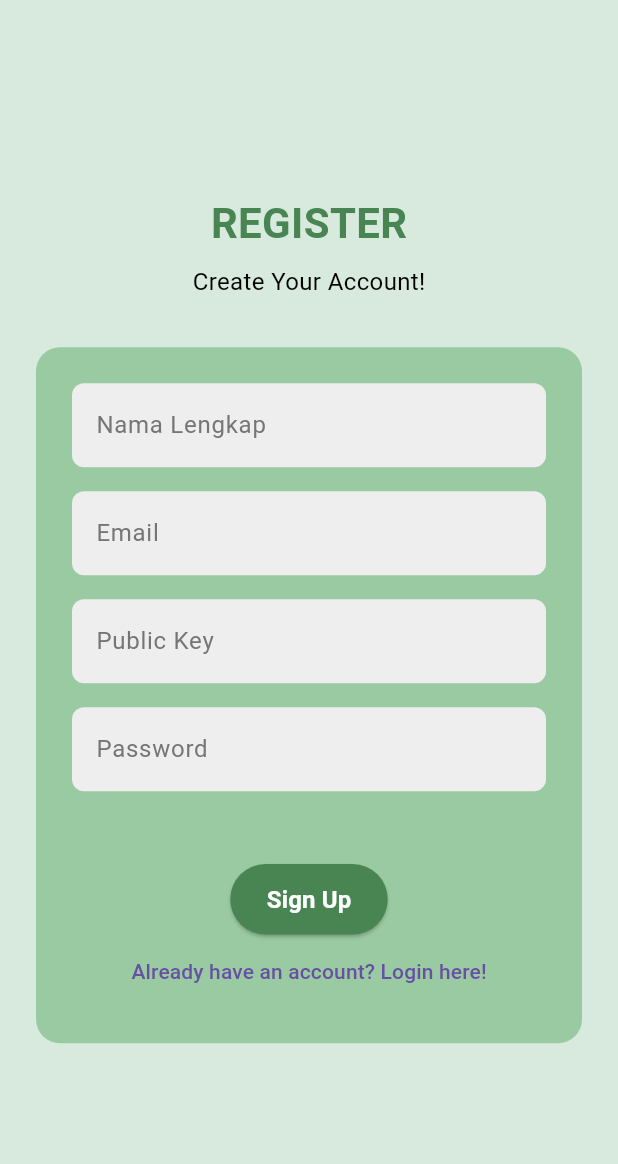
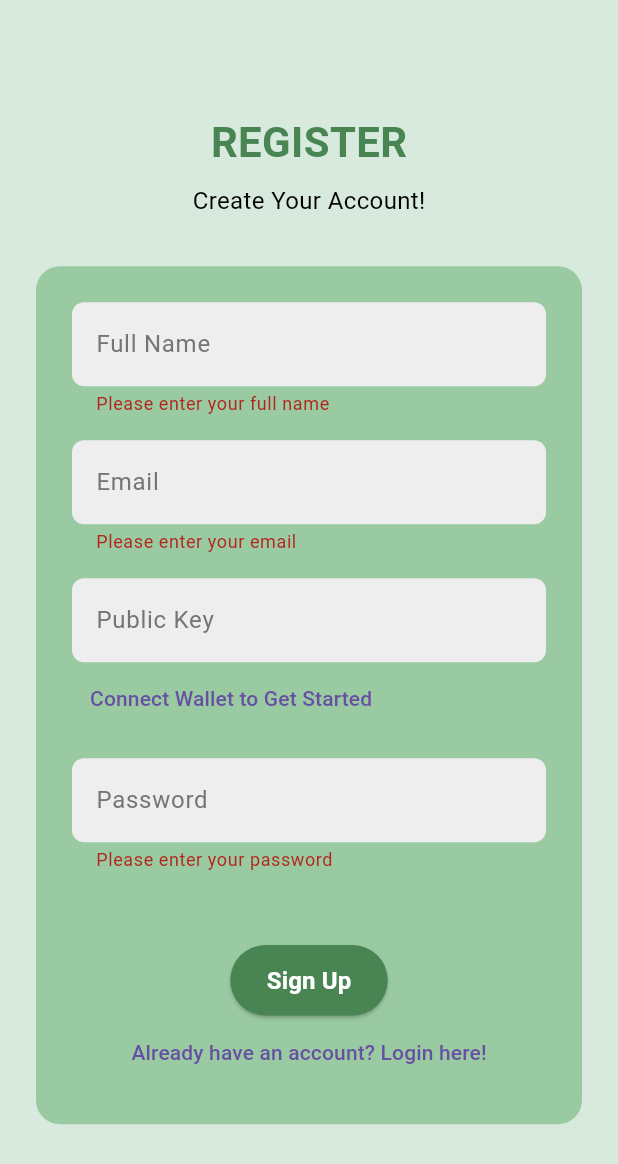
Before and after one commit to jayflinehtg/Project_TA-2024-2025-Kelompok9, a Flutter app: the RegisterPage screen opened directly, after a tap on "Sign Up", on a phone screen of 412 x 824 dp. Shown: the top 1164 px of the screen. Run offline on Flutter 3.47's test engine with Material 3 defaults, Android fonts, the phone set to English and light mode, and no system bars.

Commit message:
perbaiki register

```diff
--- a/lib/register.dart
+++ b/lib/register.dart
@@ -1,8 +1,9 @@
 import 'package:flutter/material.dart';
+import 'package:url_launcher/url_launcher.dart'; // Import untuk deep linking
 import 'package:project_kelompok9/login.dart';
 
 void main() {
-  runApp(const RegisterPage());
+  runApp(const MyApp());
 }
 
 class MyApp extends StatelessWidget {
@@ -20,14 +21,37 @@ class MyApp extends StatelessWidget {
   }
 }
 
-class RegisterPage extends StatelessWidget {
+class RegisterPage extends StatefulWidget {
   const RegisterPage({super.key});
+
+  @override
+  State<RegisterPage> createState() => _RegisterPageState();
+}
+
+class _RegisterPageState extends State<RegisterPage> {
+  final _formKey = GlobalKey<FormState>();
+  String _publicKey = '';
+  bool _isConnected = false;
+  final _fullNameController = TextEditingController();
+  final _emailController = TextEditingController();
+  final _passwordController = TextEditingController();
+
+  // Fungsi untuk membuka MetaMask menggunakan deep link
+  Future<void> _connectAndOpenMetaMask() async {
+    const metamaskLink = 'metamask://'; // Deep link untuk membuka MetaMask
+    if (await canLaunch(metamaskLink)) {
+      await launch(metamaskLink); // Membuka MetaMask di perangkat
+    } else {
+      // Jika MetaMask tidak terinstal, buka halaman download MetaMask
+      const metamaskUrl = 'https://metamask.io/download.html';
+      await launch(metamaskUrl);
+    }
+  }
 
   @override
   Widget build(BuildContext context) {
     return Scaffold(
       body: Container(
-        // Latar belakang gradient
         decoration: const BoxDecoration(
           color: Color(0xffd7eadd),
         ),
@@ -35,6 +59,8 @@ class RegisterPage extends StatelessWidget {
           child: SingleChildScrollView(
             child: Padding(
               padding: const EdgeInsets.symmetric(horizontal: 24.0),
+              child: Form(
+                key: _formKey,
                 child: Column(
                   mainAxisAlignment: MainAxisAlignment.center,
                   children: [
@@ -58,15 +84,15 @@ class RegisterPage extends StatelessWidget {
                     Container(
                       padding: const EdgeInsets.all(24.0),
                       decoration: BoxDecoration(
-                      color: Color(0xFF9ACAA1),
+                        color: const Color(0xFF9ACAA1),
                         borderRadius: BorderRadius.circular(16),
                       ),
                       child: Column(
                         children: [
-                        // Input Nama Lengkap
                           TextFormField(
+                            controller: _fullNameController,
                             decoration: InputDecoration(
-                            labelText: 'Nama Lengkap',
+                              labelText: 'Full Name',
                               labelStyle: TextStyle(color: Colors.grey[600]),
                               filled: true,
                               fillColor: Colors.grey[200],
@@ -75,10 +101,16 @@ class RegisterPage extends StatelessWidget {
                                 borderSide: BorderSide.none,
                               ),
                             ),
+                            validator: (value) {
+                              if (value == null || value.isEmpty) {
+                                return 'Please enter your full name';
+                              }
+                              return null;
+                            },
                           ),
                           const SizedBox(height: 16),
-                        // Input Email
                           TextFormField(
+                            controller: _emailController,
                             decoration: InputDecoration(
                               labelText: 'Email',
                               labelStyle: TextStyle(color: Colors.grey[600]),
@@ -89,9 +121,14 @@ class RegisterPage extends StatelessWidget {
                                 borderSide: BorderSide.none,
                               ),
                             ),
+                            validator: (value) {
+                              if (value == null || value.isEmpty) {
+                                return 'Please enter your email';
+                              }
+                              return null;
+                            },
                           ),
                           const SizedBox(height: 16),
-                        // Input Public Key
                           TextFormField(
                             decoration: InputDecoration(
                               labelText: 'Public Key',
@@ -103,10 +140,19 @@ class RegisterPage extends StatelessWidget {
                                 borderSide: BorderSide.none,
                               ),
                             ),
+                            controller: TextEditingController(text: _publicKey),
+                            readOnly: true,
+                          ),
+                          Align(
+                            alignment: Alignment.centerLeft,
+                            child: TextButton(
+                              onPressed: _connectAndOpenMetaMask, // Ketika tombol ditekan, buka MetaMask
+                              child: Text(_isConnected ? 'Connected' : 'Connect Wallet to Get Started'),
+                            ),
                           ),
                           const SizedBox(height: 16),
-                        // Input Password
                           TextFormField(
+                            controller: _passwordController,
                             obscureText: true,
                             decoration: InputDecoration(
                               labelText: 'Password',
@@ -118,22 +164,39 @@ class RegisterPage extends StatelessWidget {
                                 borderSide: BorderSide.none,
                               ),
                             ),
+                            validator: (value) {
+                              if (value == null || value.isEmpty) {
+                                return 'Please enter your password';
+                              }
+                              return null;
+                            },
                           ),
                           const SizedBox(height: 48),
-                        // Tombol Daftar
                           SizedBox(
                             width: 105,
                             child: ElevatedButton(
                               style: ElevatedButton.styleFrom(
-                              backgroundColor:
-                              const Color(0xFF498553), // Warna hijau
+                                backgroundColor: const Color(0xFF498553),
                                 padding: const EdgeInsets.symmetric(vertical: 12),
                                 shape: RoundedRectangleBorder(
                                   borderRadius: BorderRadius.circular(24),
                                 ),
                               ),
                               onPressed: () {
-                              // Aksi saat tombol daftar ditekan
+                                if (_formKey.currentState!.validate()) {
+                                  if (_publicKey.isEmpty) {
+                                    ScaffoldMessenger.of(context).showSnackBar(
+                                      const SnackBar(content: Text('Please connect your wallet first.')),
+                                    );
+                                    return;
+                                  }
+                                  print('Full Name: ${_fullNameController.text}');
+                                  print('Email: ${_emailController.text}');
+                                  print('Public Key: $_publicKey');
+                                  print('Password: ${_passwordController.text}');
+
+                                  // Implementasi penyimpanan data ke database
+                                }
                               },
                               child: const Text(
                                 'Sign Up',
@@ -145,7 +208,6 @@ class RegisterPage extends StatelessWidget {
                               ),
                             ),
                           ),
-                        // Tombol ke Register
                           TextButton(
                             onPressed: () {
                               Navigator.push(
@@ -164,6 +226,7 @@ class RegisterPage extends StatelessWidget {
             ),
           ),
         ),
+      ),
     );
   }
 }
```
Also changed, not shown: pubspec.yaml (+96 -68 lines), pubspec.lock, 15 other files. Lines whose indentation alone changed are shown as unchanged.
